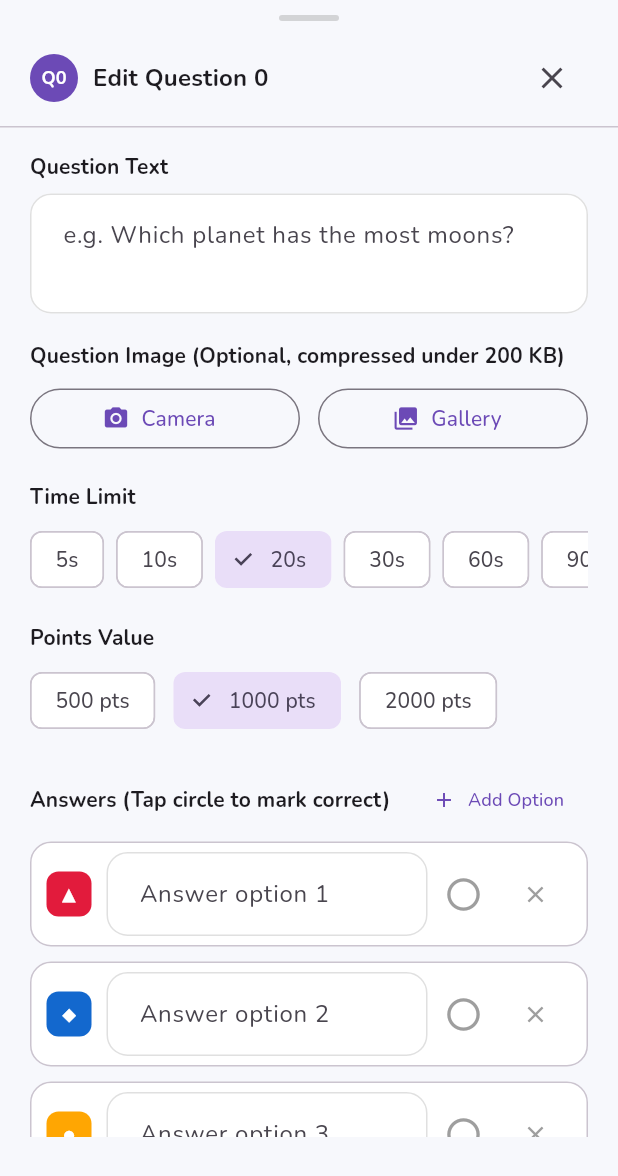
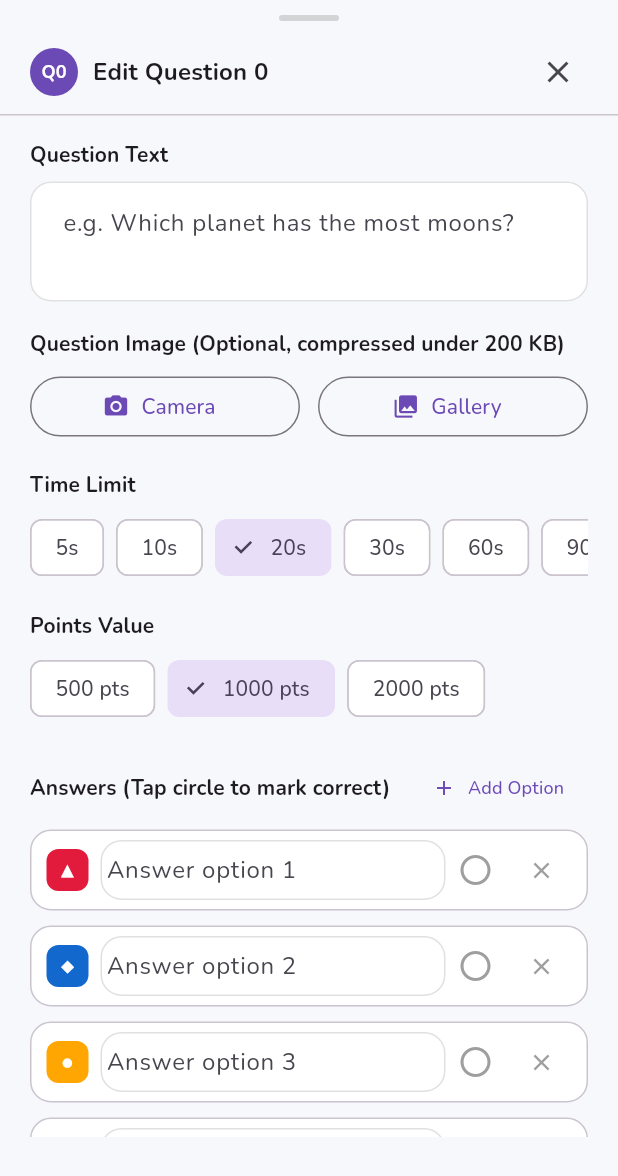
Before and after one commit to exocross-tech/EC-QUIZ, a Flutter app: the QuestionEditorDialog widget shown alone on an empty page, opened directly with empty values, on a phone screen of 412 x 824 dp. Shown: the top 1176 px of the screen. Run offline on Flutter 3.47's test engine with Material 3 defaults, Android fonts, the phone set to English and light mode, and no system bars; our stand-ins replace cloud_firestore, firebase_auth, firebase_core, flutter_riverpod, go_router, google_fonts and 1 more; accounts and stored records are empty.

Commit message:
fix(ui): eliminate RenderFlex overflows in question editor and quiz screens on small viewports

```diff
--- a/lib/features/quiz/presentation/widgets/question_editor_dialog.dart
+++ b/lib/features/quiz/presentation/widgets/question_editor_dialog.dart
@@ -265,15 +265,19 @@ class _QuestionEditorDialogState extends State<QuestionEditorDialog> {
                   ),
                 ),
                 const SizedBox(width: 10),
-                Text(
+                Expanded(
+                  child: Text(
                     'Edit Question ${widget.questionNumber}',
                     style: theme.textTheme.titleMedium?.copyWith(
                       fontWeight: FontWeight.bold,
                     ),
+                    maxLines: 1,
+                    overflow: TextOverflow.ellipsis,
                   ),
-                const Spacer(),
+                ),
                 IconButton(
                   icon: const Icon(Icons.close),
+                  visualDensity: VisualDensity.compact,
                   onPressed: () => Navigator.of(context).pop(),
                 ),
               ],
@@ -468,12 +472,12 @@ class _QuestionEditorDialogState extends State<QuestionEditorDialog> {
                     ),
                   ),
                   const SizedBox(height: 8),
-                  Row(
+                  Wrap(
+                    spacing: 8,
+                    runSpacing: 8,
                     children: _availablePoints.map((pts) {
                       final isSelected = _basePoints == pts;
-                      return Padding(
-                        padding: const EdgeInsets.only(right: 12),
-                        child: ChoiceChip(
+                      return ChoiceChip(
                         label: Text('$pts pts'),
                         selected: isSelected,
                         onSelected: (selected) {
@@ -481,7 +485,6 @@ class _QuestionEditorDialogState extends State<QuestionEditorDialog> {
                             setState(() => _basePoints = pts);
                           }
                         },
-                        ),
                       );
                     }).toList(),
                   ),
@@ -489,14 +492,16 @@ class _QuestionEditorDialogState extends State<QuestionEditorDialog> {
 
                   // 5. Answer Options with Kahoot styling
                   Row(
-                    mainAxisAlignment: MainAxisAlignment.spaceBetween,
                     children: [
-                      Text(
+                      Expanded(
+                        child: Text(
                           'Answers (Tap circle to mark correct)',
                           style: theme.textTheme.labelLarge?.copyWith(
                             fontWeight: FontWeight.bold,
                           ),
                         ),
+                      ),
+                      const SizedBox(width: 8),
                       if (_optionControllers.length < 6)
                         TextButton.icon(
                           onPressed: _addOption,
@@ -537,8 +542,8 @@ class _QuestionEditorDialogState extends State<QuestionEditorDialog> {
                           children: [
                             // Symbol Icon badge
                             Container(
-                              width: 30,
-                              height: 30,
+                              width: 28,
+                              height: 28,
                               decoration: BoxDecoration(
                                 color: optColor,
                                 borderRadius: BorderRadius.circular(8),
@@ -549,12 +554,12 @@ class _QuestionEditorDialogState extends State<QuestionEditorDialog> {
                                   style: const TextStyle(
                                     color: Colors.white,
                                     fontWeight: FontWeight.bold,
-                                    fontSize: 14,
+                                    fontSize: 13,
                                   ),
                                 ),
                               ),
                             ),
-                            const SizedBox(width: 10),
+                            const SizedBox(width: 8),
 
                             // Option text input
                             Expanded(
@@ -564,6 +569,7 @@ class _QuestionEditorDialogState extends State<QuestionEditorDialog> {
                                   hintText: 'Answer option ${optIdx + 1}',
                                   border: InputBorder.none,
                                   isDense: true,
+                                  contentPadding: const EdgeInsets.symmetric(vertical: 8),
                                 ),
                               ),
                             ),
@@ -571,6 +577,9 @@ class _QuestionEditorDialogState extends State<QuestionEditorDialog> {
                             // Correct Answer toggle button
                             IconButton(
                               tooltip: isCorrect ? 'Correct Answer' : 'Mark as Correct',
+                              visualDensity: VisualDensity.compact,
+                              padding: const EdgeInsets.all(4),
+                              constraints: const BoxConstraints(),
                               icon: Icon(
                                 isCorrect
                                     ? Icons.check_circle
@@ -578,18 +587,23 @@ class _QuestionEditorDialogState extends State<QuestionEditorDialog> {
                                 color: isCorrect
                                     ? optColor
                                     : Colors.grey,
-                                size: 26,
+                                size: 24,
                               ),
                               onPressed: () => _toggleCorrectAnswer(optIdx),
                             ),
 
                             // Delete option button (if > 2)
-                            if (_optionControllers.length > 2)
+                            if (_optionControllers.length > 2) ...[
+                              const SizedBox(width: 4),
                               IconButton(
                                 icon: const Icon(Icons.close, size: 18, color: Colors.grey),
+                                visualDensity: VisualDensity.compact,
+                                padding: const EdgeInsets.all(4),
+                                constraints: const BoxConstraints(),
                                 tooltip: 'Remove Option',
                                 onPressed: () => _removeOption(optIdx),
                               ),
+                            ],
                           ],
                         ),
                       );
```
Also changed, not shown: lib/features/quiz/presentation/quiz_editor_screen.dart (+23 -6 lines), lib/features/quiz/presentation/widgets/question_card.dart (+9 -1 lines). Lines whose indentation alone changed are shown as unchanged.
